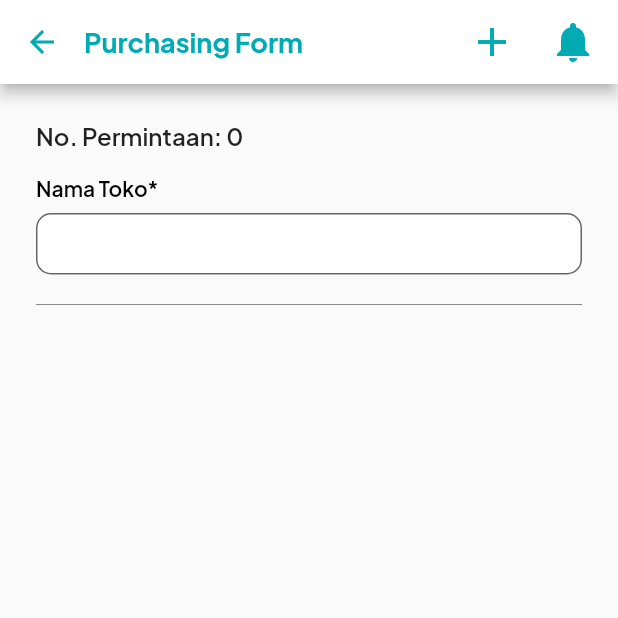
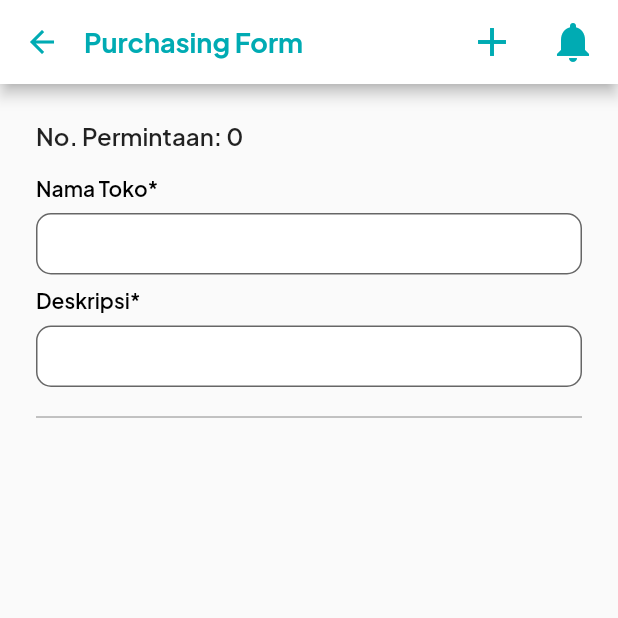
Before and after one commit to ilham-zukri/RepIT-App, a Flutter app: the PurchaseForm screen opened directly with empty values, on a phone screen of 412 x 824 dp, the top half of it. Run offline on Flutter 3.47's test engine with Material 2 defaults, Android fonts, the light colour scheme and no system bars; our stand-ins replace dio, flutter_speed_dial, flutter_svg, google_fonts, shared_preferences; accounts and stored records are empty; network calls fail.

```diff
--- a/lib/data_classes/purchase.dart
+++ b/lib/data_classes/purchase.dart
@@ -4,6 +4,7 @@ class Purchase {
   final int id;
   final int requestId;
   final String vendorName;
+  final String? docPath;
   final String purchasedBy;
   final String requester;
   final String createdAt;
@@ -20,5 +21,6 @@ class Purchase {
       required this.status,
       required this.totalPrice,
       required this.vendorName,
+      required this.docPath,
       required this.items});
 }
--- a/lib/pages/purchase_form.dart
+++ b/lib/pages/purchase_form.dart
@@ -18,6 +18,7 @@ class PurchaseForm extends StatefulWidget {
 
 class _PurchaseFormState extends State<PurchaseForm> {
   TextEditingController vendorNameEc = TextEditingController();
+  TextEditingController descriptionEc = TextEditingController();
   TextEditingController typeEc = TextEditingController();
   TextEditingController brandEc = TextEditingController();
   TextEditingController modelEc = TextEditingController();
@@ -60,6 +61,7 @@ class _PurchaseFormState extends State<PurchaseForm> {
           Padding(
             padding: const EdgeInsets.all(24),
             child: Column(
+              crossAxisAlignment: CrossAxisAlignment.start,
               children: [
                 Align(
                   alignment: Alignment.topLeft,
@@ -72,21 +74,43 @@ class _PurchaseFormState extends State<PurchaseForm> {
                 const SizedBox(
                   height: 16,
                 ),
-                const Align(
-                  alignment: Alignment.topLeft,
-                  child: Text(
-                    "Nama Toko*",
-                    style: TextStyle(
-                        fontSize: 14,
-                        fontWeight: FontWeight.w600,
-                        color: Colors.black),
-                  ),
+                const Text(
+                  "Nama Toko*",
+                  style: TextStyle(
+                      fontSize: 14,
+                      fontWeight: FontWeight.w600,
+                      color: Colors.black),
                 ),
                 Container(
                   margin: const EdgeInsets.only(top: 8),
                   height: 41,
                   child: TextField(
                     controller: vendorNameEc,
+                    decoration: InputDecoration(
+                      contentPadding: const EdgeInsets.all(10),
+                      filled: true,
+                      fillColor: Colors.white,
+                      border: OutlineInputBorder(
+                        borderRadius: BorderRadius.circular(10),
+                      ),
+                    ),
+                  ),
+                ),
+                const SizedBox(
+                  height: 8,
+                ),
+                const Text(
+                  "Deskripsi*",
+                  style: TextStyle(
+                      fontSize: 14,
+                      fontWeight: FontWeight.w600,
+                      color: Colors.black),
+                ),
+                Container(
+                  margin: const EdgeInsets.only(top: 8),
+                  height: 41,
+                  child: TextField(
+                    controller: descriptionEc,
                     decoration: InputDecoration(
                       contentPadding: const EdgeInsets.all(10),
                       filled: true,
@@ -146,7 +170,8 @@ class _PurchaseFormState extends State<PurchaseForm> {
                                               );
                                             } else {
                                               String vendorName =
-                                                  vendorNameEc.text;
+                                                  vendorNameEc.text.trim();
+                                              String description = descriptionEc.text.trim();
                                               try {
                                                 setState(() {
                                                   isLoading = true;
@@ -156,6 +181,7 @@ class _PurchaseFormState extends State<PurchaseForm> {
                                                         .createPurchasingForm(
                                                             widget.requestId,
                                                             vendorName,
+                                                            description,
                                                             items);
                                                 setState(() {
                                                   isLoading = false;
--- a/lib/services.dart
+++ b/lib/services.dart
@@ -361,8 +361,11 @@ abstract class Services {
   }
 
   /// POST Purchasing Form
-  static Future<Response?> createPurchasingForm(int requestId,
-      String vendorName, List<Map<String, dynamic>> items) async {
+  static Future<Response?> createPurchasingForm(
+      int requestId,
+      String vendorName,
+      String description,
+      List<Map<String, dynamic>> items) async {
     try {
       prefs = await SharedPreferences.getInstance();
       String token = prefs.getString('token').toString();
@@ -376,6 +379,7 @@ abstract class Services {
           data: {
             'request_id': requestId,
             'purchased_from': vendorName,
+            'description': description,
             'items': items
           });
       if (response.statusCode == 201) {
@@ -557,10 +561,7 @@ abstract class Services {
             "Authorization": "Bearer $token"
           },
         ),
-        data: {
-          'purchase_id': purchaseId,
-          'items' : items
-        },
+        data: {'purchase_id': purchaseId, 'items': items},
       );
       if (response.statusCode == 201) {
         return response;
@@ -575,7 +576,7 @@ abstract class Services {
   }
 
   /// Register Old Asset
-  static Future<Response?> registerAsset(Map<String,dynamic> asset) async {
+  static Future<Response?> registerAsset(Map<String, dynamic> asset) async {
     try {
       prefs = await SharedPreferences.getInstance();
       String token = prefs.getString('token').toString();
@@ -603,7 +604,7 @@ abstract class Services {
 
   /// Handling Exception From API ///
   static exceptionHandling(var e) {
-    if (e is DioError) {
+    if (e is DioException) {
       if (e.response != null) {
         throw e.response!.data["message"].toString();
       } else {
--- a/pubspec.yaml
+++ b/pubspec.yaml
@@ -16,6 +16,7 @@ dependencies:
   google_fonts: ^4.0.3
   package_info: ^2.0.2
   shared_preferences: ^2.0.18
+  url_launcher: ^6.2.1
 
 dev_dependencies:
   flutter_test:
```
Also changed, not shown: lib/pages/manage_purchase.dart (+13 -43 lines), lib/pages/purchase_detail.dart (+45 -9 lines), lib/pages/received_purchase.dart (+11 -43 lines), pubspec.lock, 8 other files.
